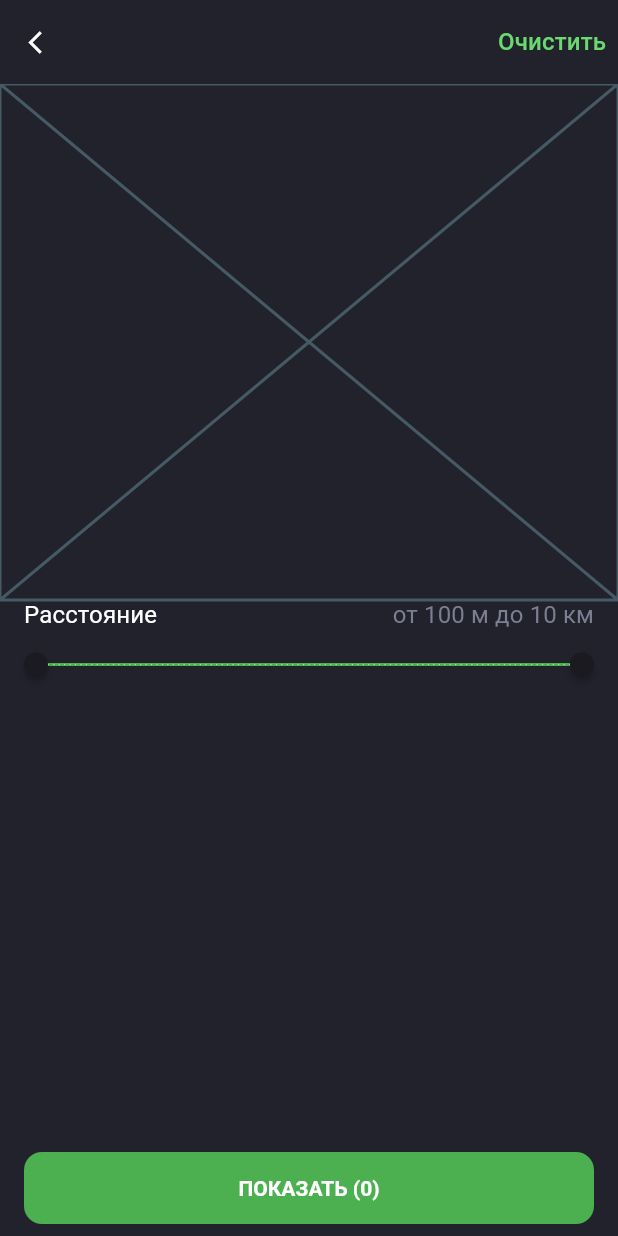
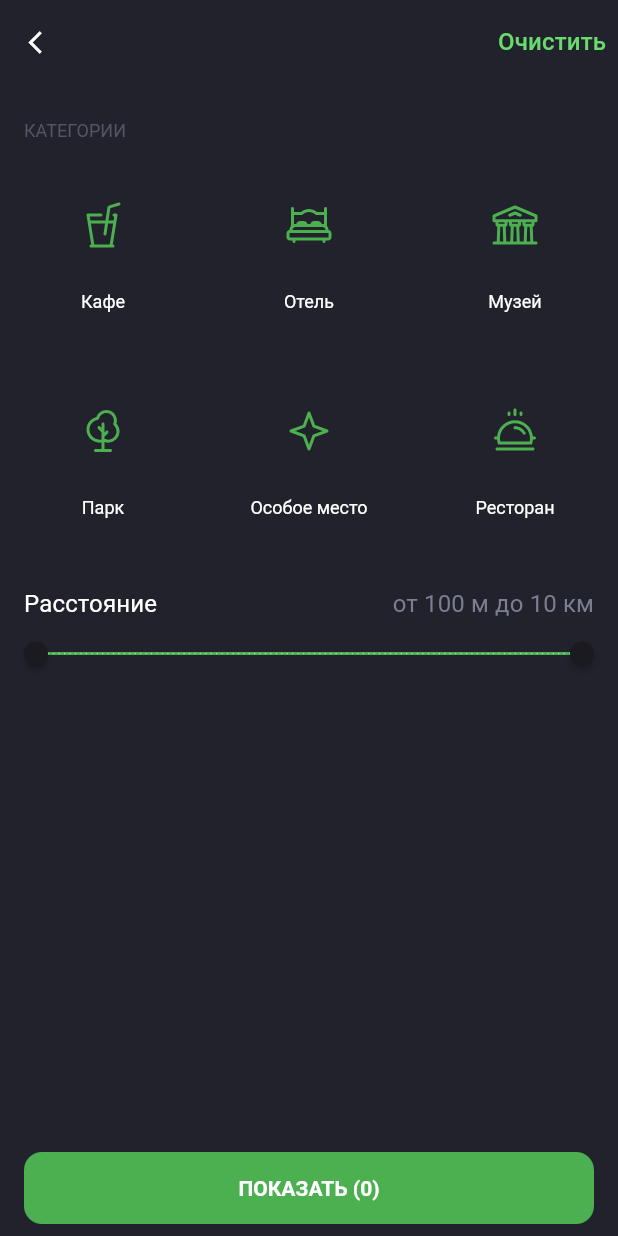
Before and after one commit to badver/surf-flutter-course-parvatkin, a Flutter app: the FiltersScreen screen opened directly, on a phone screen of 412 x 824 dp. Run offline on Flutter 3.47's test engine with Material 2 defaults, Android fonts, the phone set to English and light mode, and no system bars; our stand-ins replace flutter_svg.

Commit message:
FiltersScreenCategories

```diff
--- a/lib/ui/constants.dart
+++ b/lib/ui/constants.dart
@@ -20,11 +20,12 @@ class AppTexts {
   static const kilometers = 'км';
   static const show = 'Показать';
   static const cafe = 'Кафе';
-  static const hotel = 'Hotel';
+  static const hotel = 'Отель';
   static const museum = 'Музей';
   static const park = 'Парк';
   static const particularPlace = 'Особое место';
   static const restaurant = 'Ресторан';
+  static const categories = 'Категории';
 }
 
 class AppColorsLight {
--- a/lib/ui/screen/filters_screen.dart
+++ b/lib/ui/screen/filters_screen.dart
@@ -1,10 +1,18 @@
 import 'package:flutter/material.dart';
+import 'package:places/domain/sight_type.dart';
 import 'package:places/ui/constants.dart';
 import 'package:places/ui/screen/filters_screen/filters_screen_button.dart';
 import 'package:places/ui/screen/filters_screen/filters_screen_categories.dart';
 import 'package:places/ui/screen/filters_screen/filters_screen_slider.dart';
 
-class FiltersScreen extends StatelessWidget {
+class FiltersScreen extends StatefulWidget {
+  @override
+  _FiltersScreenState createState() => _FiltersScreenState();
+}
+
+class _FiltersScreenState extends State<FiltersScreen> {
+  final activeFilters = <SightType>{};
+
   @override
   Widget build(BuildContext context) {
     return Scaffold(
@@ -18,11 +26,17 @@ class FiltersScreen extends StatelessWidget {
             Icons.arrow_back_ios,
             size: 18,
           ),
-          onPressed: () {},
+          onPressed: () {
+            debugPrint('Go back');
+          },
         ),
         actions: [
           TextButton(
-            onPressed: () {},
+            onPressed: () {
+              setState(() {
+                activeFilters.clear();
+              });
+            },
             child: Text(
               AppTexts.clear,
               style: Theme.of(context).textTheme.subtitle2.copyWith(
@@ -35,14 +49,25 @@ class FiltersScreen extends StatelessWidget {
       ),
       body: Column(
         children: [
-          FiltersScreenCategories(),
-          FiltersScreenSlider(),
+          FiltersScreenCategories(
+            activeFilters: activeFilters,
+            onPressed: (type) {
+              setState(
+                () {
+                  if (activeFilters.contains(type)) {
+                    activeFilters.remove(type);
+                  } else {
+                    activeFilters.add(type);
+                  }
+                },
+              );
+            },
+          ),
+          const FiltersScreenSlider(),
           const Expanded(
-            child: SizedBox(
-              height: 1,
-            ),
+            child: SizedBox(),
           ),
-          FiltersScreenButton(),
+          const FiltersScreenButton(),
         ],
       ),
     );
--- a/lib/ui/screen/filters_screen/filters_screen_categories.dart
+++ b/lib/ui/screen/filters_screen/filters_screen_categories.dart
@@ -1,14 +1,114 @@
 import 'package:flutter/material.dart';
+import 'package:flutter/rendering.dart';
+import 'package:flutter_svg/flutter_svg.dart';
+import 'package:places/domain/sight_type.dart';
+import 'package:places/ui/constants.dart';
 
 class FiltersScreenCategories extends StatelessWidget {
+  final Set<SightType> activeFilters;
+  final void Function(SightType type) onPressed;
+
   const FiltersScreenCategories({
     Key key,
+    @required this.activeFilters,
+    @required this.onPressed,
   }) : super(key: key);
 
   @override
   Widget build(BuildContext context) {
-    return Placeholder(
-      fallbackHeight: 344,
+    return Column(
+      mainAxisSize: MainAxisSize.min,
+      crossAxisAlignment: CrossAxisAlignment.start,
+      children: [
+        Padding(
+          padding: const EdgeInsets.symmetric(
+            vertical: 24,
+            horizontal: 16,
+          ),
+          child: Text(
+            AppTexts.categories.toUpperCase(),
+            style: Theme.of(context).textTheme.bodyText2.copyWith(
+                  fontSize: 12,
+                  color: Theme.of(context).disabledColor,
+                ),
+          ),
+        ),
+        GridView.count(
+          crossAxisCount: 3,
+          physics: const NeverScrollableScrollPhysics(),
+          shrinkWrap: true,
+          children: [
+            for (final type in SightType.values)
+              SightTypeFilter(
+                type: type,
+                isSelected: activeFilters.contains(type),
+                onPressed: () {
+                  onPressed(type);
+                },
+              ),
+          ],
+        ),
+      ],
     );
   }
 }
+
+class SightTypeFilter extends StatelessWidget {
+  final SightType type;
+  final bool isSelected;
+  final VoidCallback onPressed;
+
+  const SightTypeFilter({
+    Key key,
+    @required this.type,
+    @required this.isSelected,
+    @required this.onPressed,
+  }) : super(key: key);
+
+  @override
+  Widget build(BuildContext context) => Column(
+        mainAxisSize: MainAxisSize.min,
+        children: [
+          Stack(
+            children: [
+              SizedBox(
+                width: 64,
+                height: 64,
+                child: FlatButton(
+                  onPressed: onPressed,
+                  shape: const CircleBorder(),
+                  color: isSelected ? AppColorsLight.green.withOpacity(0.16) : Colors.transparent,
+                  child: SvgPicture.asset(
+                    type.details.icon,
+                    color: AppColorsLight.green,
+                  ),
+                ),
+              ),
+              if (isSelected)
+                Positioned(
+                  bottom: 0,
+                  right: 0,
+                  child: CircleAvatar(
+                    maxRadius: 8,
+                    backgroundColor: Theme.of(context).primaryColor,
+                    child: SvgPicture.asset(
+                      'res/icons/other/tick.svg',
+                    ),
+                  ),
+                ),
+            ],
+          ),
+          const SizedBox(
+            height: 12,
+          ),
+          Text(
+            type.details.name,
+            textAlign: TextAlign.center,
+            style: Theme.of(context).textTheme.bodyText2.copyWith(
+                  fontSize: 12,
+                  color: Theme.of(context).primaryColor,
+                ),
+          ),
+        ],
+      );
+}
```
Also changed, not shown: res/icons/places/restaurant.svg (renamed from res/icons/places/restourant.svg).
